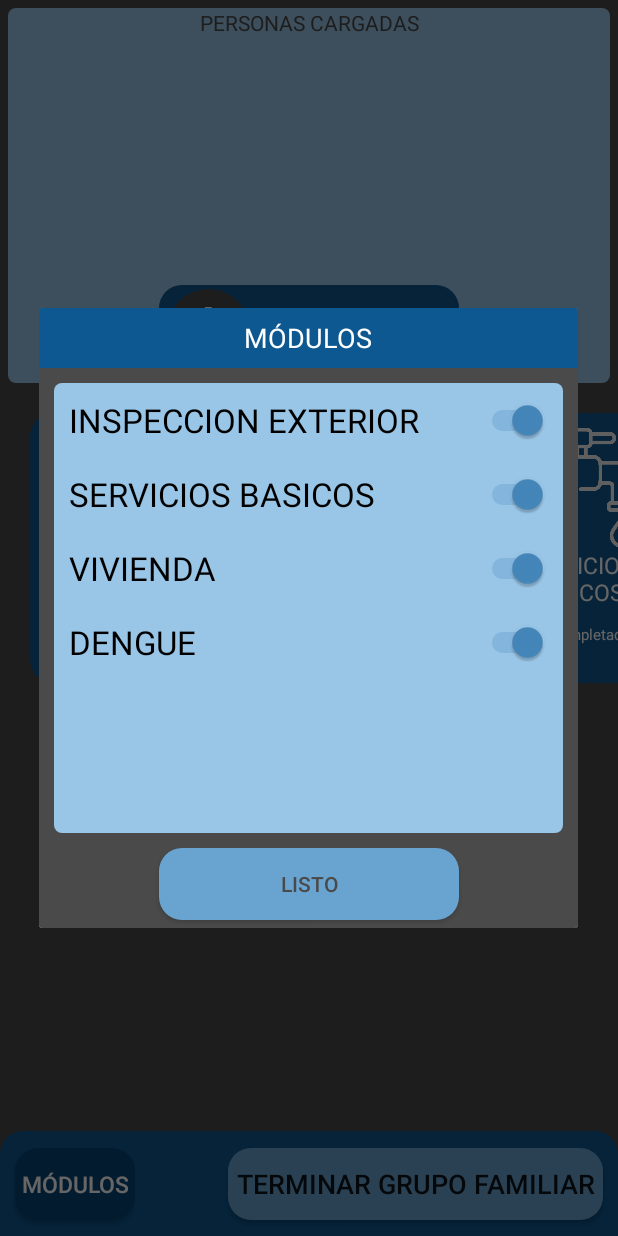
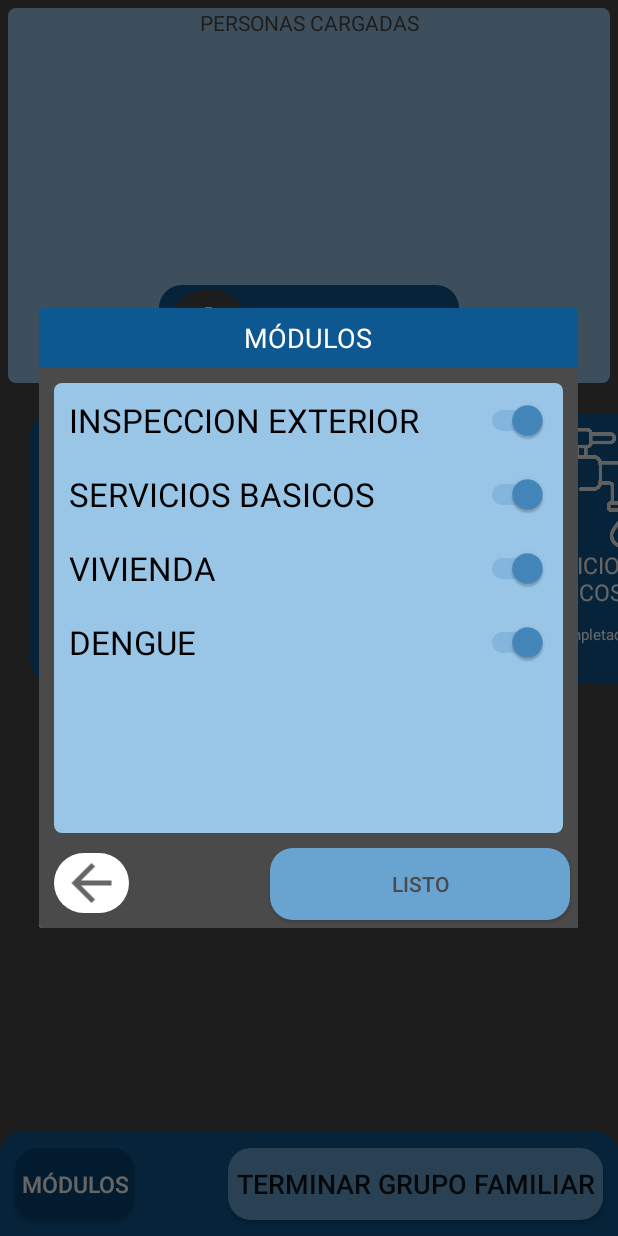
Before and after one commit to ernestosa95/RelevAr, an Android app: the Familia screen opened directly, with no data from a screen before it, after a tap on "MÓDULOS", on a phone screen of 412 x 824 dp. Run offline under Robolectric (Android 15) with nearby library versions, the phone set to English and light mode, and no system bars; 1 statement that could not run was skipped.

```diff
--- a/app/src/main/java/com/example/relevar/Familia.java
+++ b/app/src/main/java/com/example/relevar/Familia.java
@@ -185,6 +185,7 @@ public class Familia extends AppCompatActivity {
         categoriasPersona.add(getString(R.string.tipo_violencia));
         categoriasPersona.add(getString(R.string.modalidad_violencia));
         categoriasPersona.add(getString(R.string.trastornos_mentales));
+        categoriasPersona.add(getString(R.string.enfermedad_cronica));
     }
 
     private void CrearBotonera(){
--- a/app/src/main/java/com/example/relevar/ObjetoFamilia.java
+++ b/app/src/main/java/com/example/relevar/ObjetoFamilia.java
@@ -89,15 +89,15 @@ public class ObjetoFamilia implements Serializable {
         PerrosCalle="";
 
         // Dengue
-        Tanques = ";;";
-        Piletas = ";;";
-        Cubiertas = ";;";
-        Canaleta = ";;";
-        Hueco = ";;";
-        Macetas = ";;";
-        RecipientesPlasticos = ";;";
-        Botellas = ";;";
-        ElementosDesuso = ";;";
+        Tanques = "0;0;0";
+        Piletas = "0;0;0";
+        Cubiertas = "0;0;0";
+        Canaleta = "0;0;0";
+        Hueco = "0;0;0";
+        Macetas = "0;0;0";
+        RecipientesPlasticos = "0;0;0";
+        Botellas = "0;0;0";
+        ElementosDesuso = "0;0;0";
         SituacionVivienda = "";
         TipoTrabajo="";
         TotalFocoAedico="";
--- a/app/src/main/java/com/example/relevar/ObjetoPersona.java
+++ b/app/src/main/java/com/example/relevar/ObjetoPersona.java
@@ -274,6 +274,10 @@ public class ObjetoPersona implements Serializable {
             cabecera.add(cabeceraPersona.get(24));
             datosIngresados.put(cabeceraPersona.get(24), TrastornosMentales);
         }
+        if(EnfermedadCronica.length()!=0){
+            cabecera.add(cabeceraPersona.get(25));
+            datosIngresados.put(cabeceraPersona.get(25), EnfermedadCronica);
+        }
         return cabecera;
     }
 
--- a/app/src/main/res/layout/alert_listado_botones.xml
+++ b/app/src/main/res/layout/alert_listado_botones.xml
@@ -28,8 +28,7 @@
         android:text="@string/listo"
         android:textColor="#4A4A4A"
         app:layout_constraintBottom_toBottomOf="parent"
-        app:layout_constraintEnd_toEndOf="parent"
-        app:layout_constraintStart_toStartOf="parent" />
+        app:layout_constraintEnd_toEndOf="parent" />
 
     <ScrollView
         android:layout_width="0dp"
@@ -208,4 +207,14 @@
         </LinearLayout>
     </ScrollView>
 
+    <ImageView
+        android:id="@+id/VOLVER"
+        android:layout_width="50dp"
+        android:layout_height="40dp"
+        android:layout_margin="10dp"
+        android:background="@drawable/button_redondo_blanco"
+        app:layout_constraintBottom_toBottomOf="parent"
+        app:layout_constraintStart_toStartOf="parent"
+        app:srcCompat="@drawable/volver" />
+
 </androidx.constraintlayout.widget.ConstraintLayout>
```
Also changed, not shown: app/src/main/java/com/example/relevar/Dengue.java (+11 -9 lines), app/src/main/java/com/example/relevar/MenuMapa.java (+127 -31 lines), app/src/main/java/com/example/relevar/Persona.java (+13 -5 lines), app/src/main/java/com/example/relevar/Recursos/Encuestador.java (+39 -0 lines), app/src/main/res/layout/alert_enfermedades_cronicas.xml (+11 -2 lines).
